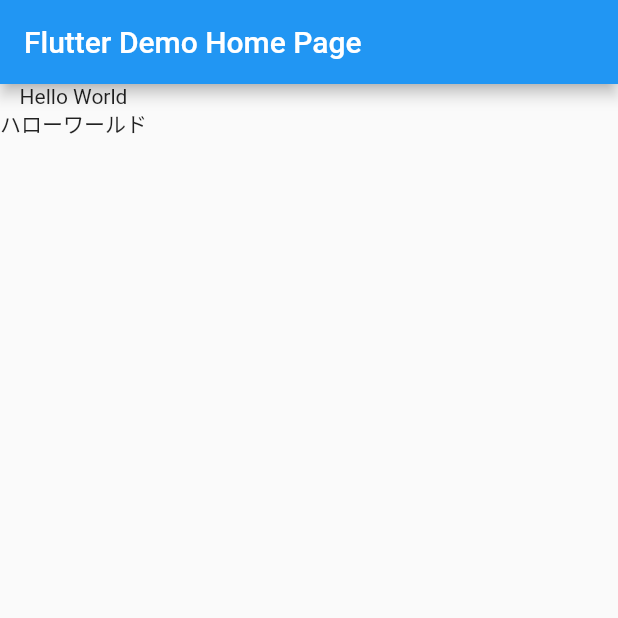
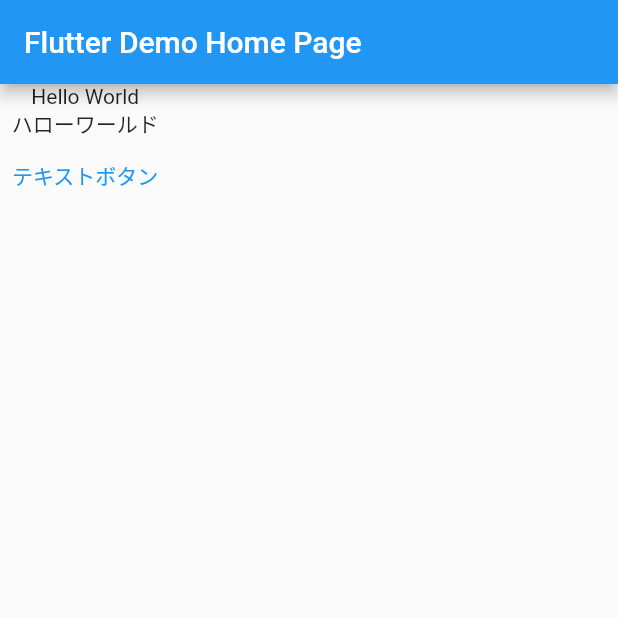
Before and after one commit to yamashun/flutter_application_1, a Flutter app: the screen it shows after launch, on a phone screen of 412 x 824 dp, the top half of it. Run offline on Flutter 3.47's test engine with Material 2 defaults, Android fonts, the phone set to English and light mode, and no system bars.

Commit message:
text button

```diff
--- a/lib/main.dart
+++ b/lib/main.dart
@@ -79,6 +79,10 @@ class _MyHomePageState extends State<MyHomePage> {
       body: Column(children: [
         const Text("Hello World"),
         const Text("ハローワールド"),
+        TextButton(
+          onPressed: () => { print("ボタンが押されたよ") },
+          child: const Text("テキストボタン"),
+        )
       ],)
     );
   }
```
